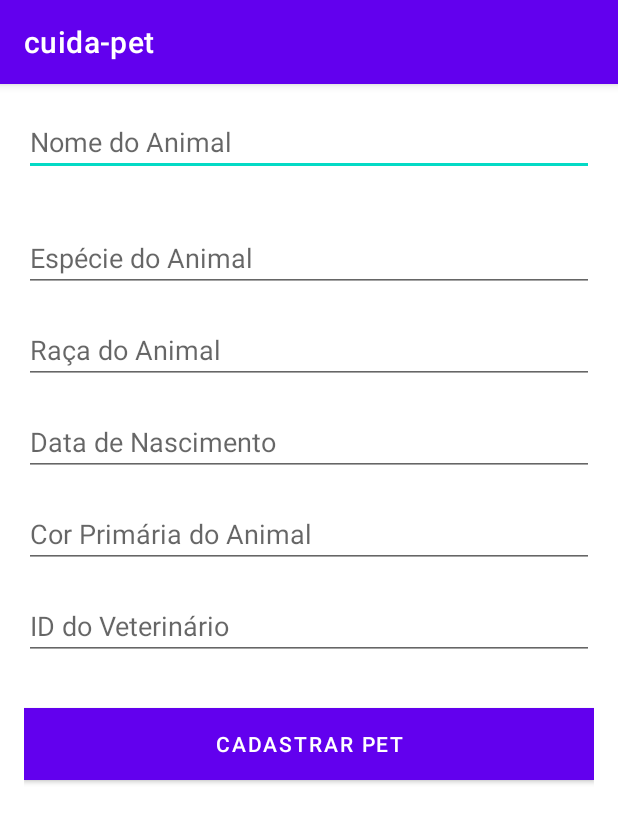
After one commit to jonathanluca/projeto-integrador-4, an Android app: the PetCadastroActivity screen opened directly, with no data from a screen before it, on a phone screen of 412 x 824 dp. The commit adds this screen. Shown: the top 823 px of the screen. Run offline under Robolectric (Android 15) with nearby library versions, the phone set to English and light mode, and no system bars.

Commit message:
add tela cadastro de pet e ja comunicando com servidor manualmente

```diff
--- a/Cliente/cuidaPET/app/src/main/AndroidManifest.xml
+++ b/Cliente/cuidaPET/app/src/main/AndroidManifest.xml
@@ -1,6 +1,8 @@
 <?xml version="1.0" encoding="utf-8"?>
 <manifest xmlns:android="http://schemas.android.com/apk/res/android"
     xmlns:tools="http://schemas.android.com/tools">
+    <uses-permission android:name="android.permission.INTERNET" />
+
 
     <application
         android:allowBackup="true"
@@ -20,6 +22,10 @@
 
         <activity
             android:name=".UserActivity"
+            android:exported="true" />
+
+        <activity
+            android:name=".PetCadastroActivity"
             android:exported="true" />
 
         <activity
--- a/Cliente/cuidaPET/app/src/main/java/br/com/pucc/cuida_pet/MainActivity.kt
+++ b/Cliente/cuidaPET/app/src/main/java/br/com/pucc/cuida_pet/MainActivity.kt
@@ -3,9 +3,9 @@ package br.com.pucc.cuida_pet
 import android.content.Intent
 import android.os.Bundle
 import android.widget.Button
+import android.widget.Toast
 import androidx.appcompat.app.AppCompatActivity
-import android.widget.EditText
-import android.widget.Toast
+
 
 class MainActivity : AppCompatActivity() {
 
--- /dev/null
+++ b/Cliente/cuidaPET/app/src/main/java/br/com/pucc/cuida_pet/PetCadastroActivity.kt
@@ -0,0 +1,37 @@
+package br.com.pucc.cuida_pet
+
+import android.os.Bundle
+import android.widget.Button
+import android.widget.EditText
+import android.widget.Toast
+import androidx.appcompat.app.AppCompatActivity
+
+class PetCadastroActivity : AppCompatActivity() {
+
+    override fun onCreate(savedInstanceState: Bundle?) {
+        super.onCreate(savedInstanceState)
+        setContentView(R.layout.activity_pet_cadastro)
+
+        val btnCadastrarPet: Button = findViewById(R.id.btnCadastrarPet)
+
+        btnCadastrarPet.setOnClickListener {
+            val nomePet = findViewById<EditText>(R.id.etNomePet).text.toString()
+            val especiePet = findViewById<EditText>(R.id.etEspeciePet).text.toString()
+            val racaPet = findViewById<EditText>(R.id.etRacaPet).text.toString()
+            val dataNascimentoPet = findViewById<EditText>(R.id.etDataNascimentoPet).text.toString()
+            val corPrimariaPet = findViewById<EditText>(R.id.etCorPrimariaPet).text.toString()
+            val idVeterinario = findViewById<EditText>(R.id.etIdVeterinario).text.toString()
+
+            // Adicione aqui a lógica para cadastrar o pet
+            // Pode usar um gerenciador de pets ou armazenar localmente, conforme sua implementação
+            // Por enquanto, apenas exibiremos os dados no Toast
+            showToast("Pet cadastrado com sucesso!")
+            finish()  // Fecha a atividade de cadastro de pet após o sucesso
+        }
+    }
+
+    // Método showToast para exibir mensagens Toast
+    private fun showToast(message: String) {
+        Toast.makeText(this, message, Toast.LENGTH_SHORT).show()
+    }
+}
--- /dev/null
+++ b/Cliente/cuidaPET/app/src/main/res/layout/activity_pet_cadastro.xml
@@ -0,0 +1,68 @@
+<?xml version="1.0" encoding="utf-8"?>
+<RelativeLayout xmlns:android="http://schemas.android.com/apk/res/android"
+    xmlns:tools="http://schemas.android.com/tools"
+    android:layout_width="match_parent"
+    android:layout_height="match_parent"
+    android:background="@android:color/white"
+    android:padding="16dp"
+    tools:context=".PetCadastroActivity">
+
+    <EditText
+        android:id="@+id/etNomePet"
+        android:layout_width="match_parent"
+        android:layout_height="wrap_content"
+        android:hint="Nome do Animal"
+        android:layout_marginBottom="16dp"/>
+
+    <EditText
+        android:id="@+id/etEspeciePet"
+        android:layout_width="match_parent"
+        android:layout_height="wrap_content"
+        android:hint="Espécie do Animal"
+        android:layout_below="@id/etNomePet"
+        android:layout_marginTop="16dp"
+        android:layout_marginBottom="16dp"/>
+
+    <EditText
+        android:id="@+id/etRacaPet"
+        android:layout_width="match_parent"
+        android:layout_height="wrap_content"
+        android:hint="Raça do Animal"
+        android:layout_below="@id/etEspeciePet"
+        android:layout_marginBottom="16dp"/>
+
+    <EditText
+        android:id="@+id/etDataNascimentoPet"
+        android:layout_width="match_parent"
+        android:layout_height="wrap_content"
+        android:hint="Data de Nascimento"
+        android:layout_below="@id/etRacaPet"
+        android:layout_marginBottom="16dp"/>
+
+    <EditText
+        android:id="@+id/etCorPrimariaPet"
+        android:layout_width="match_parent"
+        android:layout_height="wrap_content"
+        android:hint="Cor Primária do Animal"
+        android:layout_below="@id/etDataNascimentoPet"
+        android:layout_marginBottom="16dp"/>
+
+    <EditText
+        android:id="@+id/etIdVeterinario"
+        android:layout_width="match_parent"
+        android:layout_height="wrap_content"
+        android:hint="ID do Veterinário"
+        android:layout_below="@id/etCorPrimariaPet"
+        android:layout_marginBottom="16dp"/>
+
+    <Button
+        android:id="@+id/btnCadastrarPet"
+        android:layout_width="match_parent"
+        android:layout_height="wrap_content"
+        android:text="Cadastrar Pet"
+        android:background="?attr/colorPrimary"
+        android:textColor="@android:color/white"
+        android:layout_below="@id/etIdVeterinario"
+        android:layout_marginTop="16dp"/>
+
+</RelativeLayout>
```
Also changed, not shown: Cliente/cuidaPET/app/src/main/java/br/com/pucc/cuida_pet/MySocketClient.kt (added, +27 -0 lines), Cliente/cuidaPET/app/src/main/java/br/com/pucc/cuida_pet/UserActivity.kt (+10 -2 lines), Cliente/cuidaPET/app/src/main/res/layout/activity_user.xml (+9 -0 lines).
